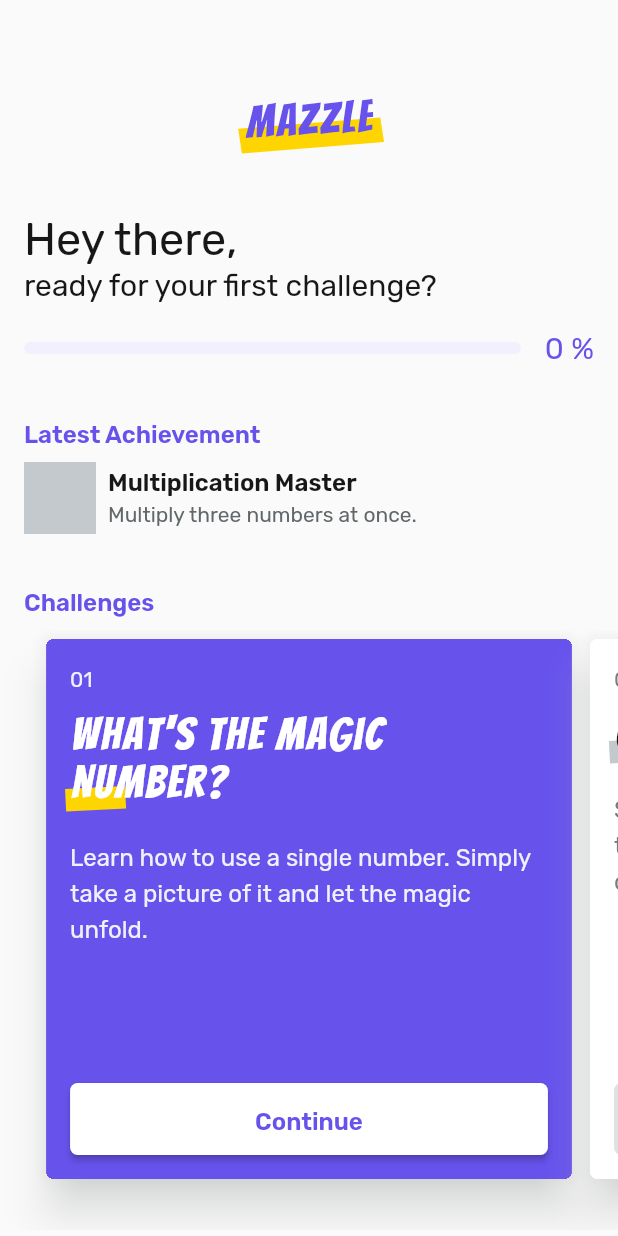
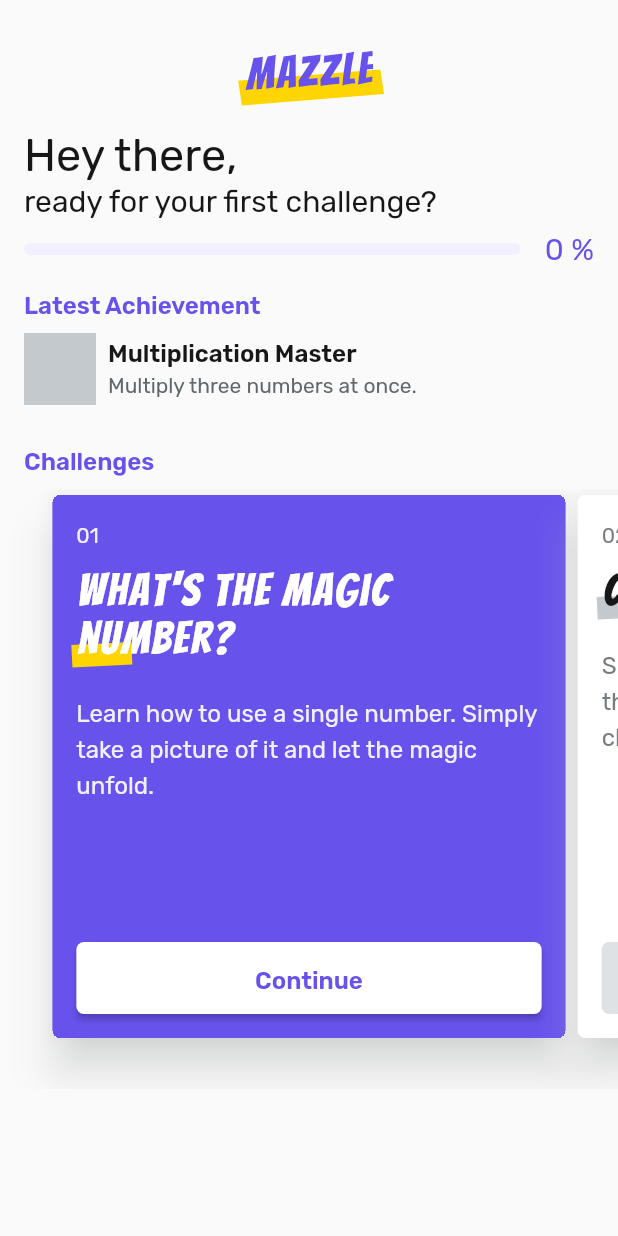
Before and after one commit to johannesstricker/puzzleprogramming, a Flutter app: the screen it shows after launch, on a phone screen of 412 x 824 dp. Run offline on Flutter 3.47's test engine with Material 2 defaults, Android fonts, the phone set to English and light mode, and no system bars; our stand-ins replace bloc, camera, equatable, flutter_bloc, google_fonts and 1 more; missing offline and left inert: dart:ffi; accounts and stored records are empty.

Commit message:
Improve carroussel scaling

```diff
--- a/puzzlemath/lib/screens/challenge_list_screen.dart
+++ b/puzzlemath/lib/screens/challenge_list_screen.dart
@@ -23,7 +23,7 @@ class _CarrousselState extends State<Carroussel> {
   late PageController controller;
   int currentPage = 0;
   int activeChallengeIndex = 0;
-  final double viewportFraction = 0.88;
+  final double viewportFraction = 0.85;
 
   @override
   initState() {
@@ -67,16 +67,19 @@ class _CarrousselState extends State<Carroussel> {
         double value = 1.0;
         if (controller.position.haveDimensions) {
           double tempValue = controller.page! - index;
-          value = (1 - (tempValue.abs() * 0.3)).clamp(0.0, 1.0);
+          value = (1 - (tempValue.abs() * 0.2)).clamp(0.0, 1.0);
         }
 
         final viewportWidth = MediaQuery.of(context).size.width;
+        return LayoutBuilder(
+            builder: (BuildContext context, BoxConstraints constraints) {
           return Center(
+            child: Transform.scale(
+              scale: Curves.easeOut.transform(value),
               child: Container(
-            width: Curves.easeOut.transform(value) * viewportWidth,
-            height: Curves.easeOut.transform(value) * viewportWidth,
-            padding:
-                EdgeInsets.only(left: 2.0, top: 2.0, right: 2.0, bottom: 30),
+                width: viewportWidth,
+                height: constraints.maxHeight,
+                padding: EdgeInsets.only(bottom: 30),
                 child: Card(
                   clipBehavior: Clip.hardEdge,
                   shape: RoundedRectangleBorder(
@@ -87,7 +90,9 @@ class _CarrousselState extends State<Carroussel> {
                   child: child,
                 ),
               ),
+            ),
           );
+        });
       },
       child: ChallengeListItem(widget.challenges[index], index: index + 1),
     );
@@ -210,18 +215,18 @@ class ChallengeListScreen extends StatelessWidget {
           mainAxisAlignment: MainAxisAlignment.start,
           crossAxisAlignment: CrossAxisAlignment.start,
           children: [
-            SizedBox(height: 64.0),
+            SizedBox(height: 32.0),
             Center(child: AppLogo()),
-            SizedBox(height: 48.0),
+            SizedBox(height: 24.0),
             _buildHeading(context),
-            SizedBox(height: 18.0),
+            SizedBox(height: 8.0),
             _buildProgressBar(context),
-            SizedBox(height: 32.0),
+            SizedBox(height: 12.0),
             _buildSectionTitle(context, 'Latest Achievement'),
             SizedBox(height: 8.0),
             _buildAchievement(context, 'Multiplication Master',
                 'Multiply three numbers at once.'),
-            SizedBox(height: 32.0),
+            SizedBox(height: 24.0),
             _buildSectionTitle(context, 'Challenges'),
             SizedBox(height: 8.0),
             Container(
--- a/puzzlemath/lib/widgets/button.dart
+++ b/puzzlemath/lib/widgets/button.dart
@@ -65,7 +65,7 @@ class Button extends StatelessWidget {
     return ButtonStyle(
       minimumSize: MaterialStateProperty.resolveWith((states) => Size.zero),
       textStyle: MaterialStateProperty.resolveWith((states) {
-        return TextMediumM;
+        return TextRegularM;
       }),
       shape:
           MaterialStateProperty.resolveWith((states) => RoundedRectangleBorder(
@@ -112,6 +112,7 @@ class Button extends StatelessWidget {
         return ColorNeutral10;
       }),
       foregroundColor: MaterialStateProperty.all(ColorPrimary),
+      textStyle: MaterialStateProperty.all(TextMediumM),
     );
   }
 
@@ -128,7 +129,7 @@ class Button extends StatelessWidget {
       mainAxisAlignment: MainAxisAlignment.center,
       children: [
         iconWidget,
-        SizedBox(width: 8),
+        SizedBox(width: 4),
         Text(text!),
       ],
     );
--- a/puzzlemath/lib/widgets/challenge_list_item.dart
+++ b/puzzlemath/lib/widgets/challenge_list_item.dart
@@ -68,6 +68,13 @@ class ChallengeListItem extends StatelessWidget {
     return challenge.state == ChallengeState.Solved ? 'Play again' : 'Continue';
   }
 
+  IconData? _buttonIcon() {
+    if (challenge.state == ChallengeState.Unlocked) {
+      return null;
+    }
+    return challenge.state == ChallengeState.Locked ? Icons.lock : Icons.replay;
+  }
+
   Widget buildRow(BuildContext context) {
     return Padding(
       padding: EdgeInsets.all(16),
@@ -86,7 +93,7 @@ class ChallengeListItem extends StatelessWidget {
             variant: challenge.state == ChallengeState.Unlocked
                 ? ButtonVariant.light
                 : ButtonVariant.primary,
-            icon: challenge.state == ChallengeState.Locked ? Icons.lock : null,
+            icon: _buttonIcon(),
             enabled: challenge.state != ChallengeState.Locked,
             onPressed: () => navigateToChallenge(context),
           ),
```
Lines whose indentation alone changed are shown as unchanged.
